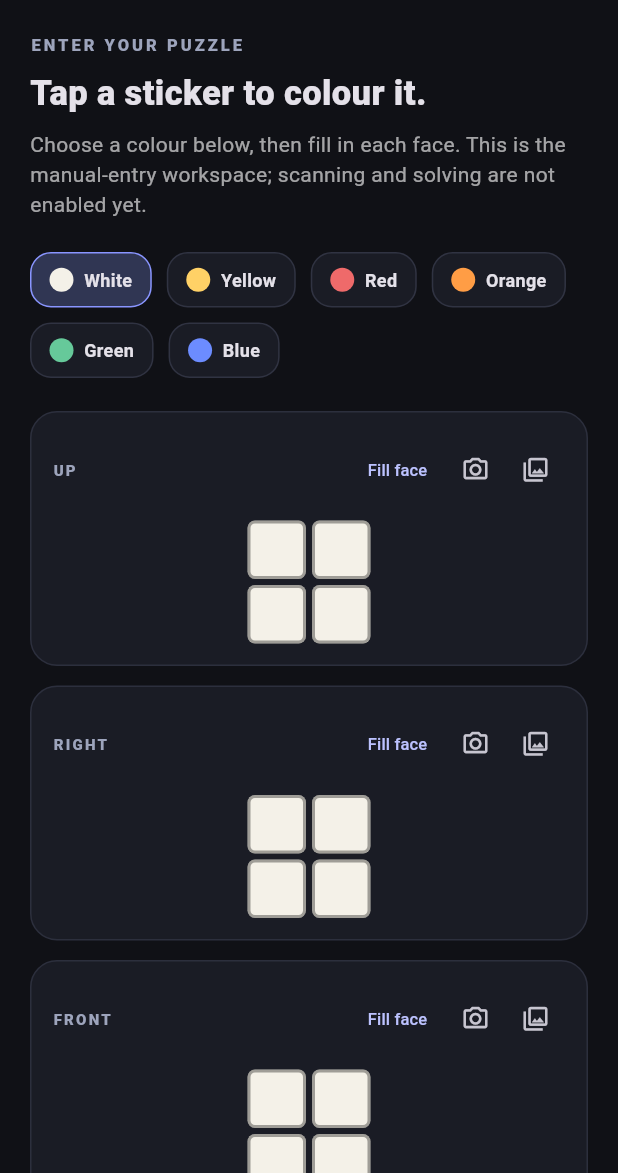
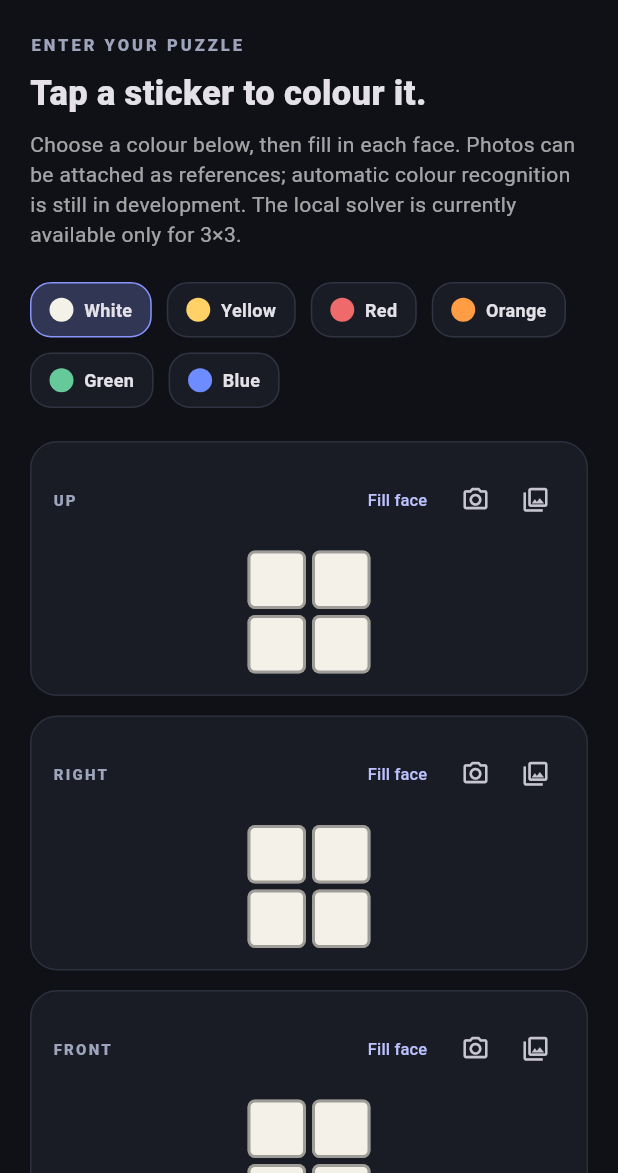
Before and after one commit to phantom1-max/Solve-Cube, a Flutter app: the screen it shows after launch, after a tap on "2×2 Cube", on a phone screen of 412 x 824 dp, the part 63-1236 px from its top. Run offline on Flutter 3.47's test engine with Material 3 defaults, Android fonts, the phone set to English and light mode, and no system bars; our stand-ins replace image_picker; missing offline and left inert: cuber.

Commit message:
docs: clarify photo reference and solver status

```diff
--- a/lib/main.dart
+++ b/lib/main.dart
@@ -286,7 +286,7 @@ class _PuzzleWorkspacePageState extends State<PuzzleWorkspacePage> {
         const SizedBox(height: 8),
         const Text('Tap a sticker to colour it.', style: TextStyle(fontSize: 23, fontWeight: FontWeight.w800)),
         const SizedBox(height: 7),
-        Text('Choose a colour below, then fill in each face. This is the manual-entry workspace; scanning and solving are not enabled yet.', style: TextStyle(color: Colors.white.withOpacity(.62), height: 1.45)),
+        Text('Choose a colour below, then fill in each face. Photos can be attached as references; automatic colour recognition is still in development. The local solver is currently available only for 3×3.', style: TextStyle(color: Colors.white.withOpacity(.62), height: 1.45)),
         const SizedBox(height: 22),
         Wrap(spacing: 10, runSpacing: 10, children: List.generate(palette.length, (i) => InkWell(
           onTap: () => setState(() => selectedColor = i),
```
